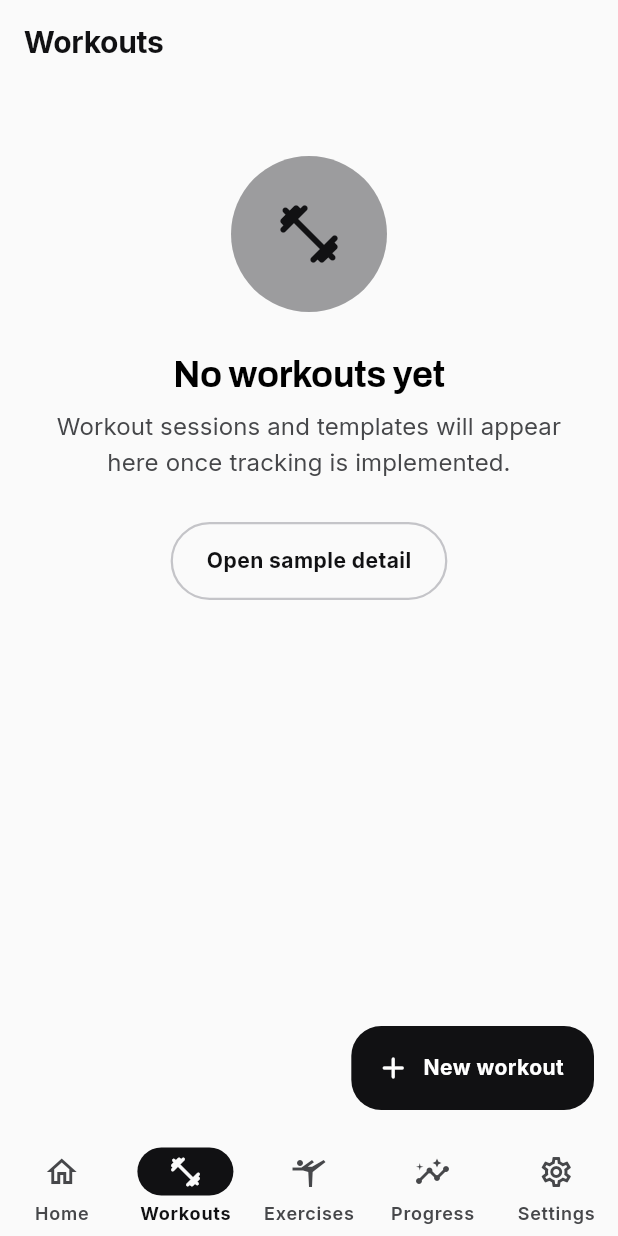
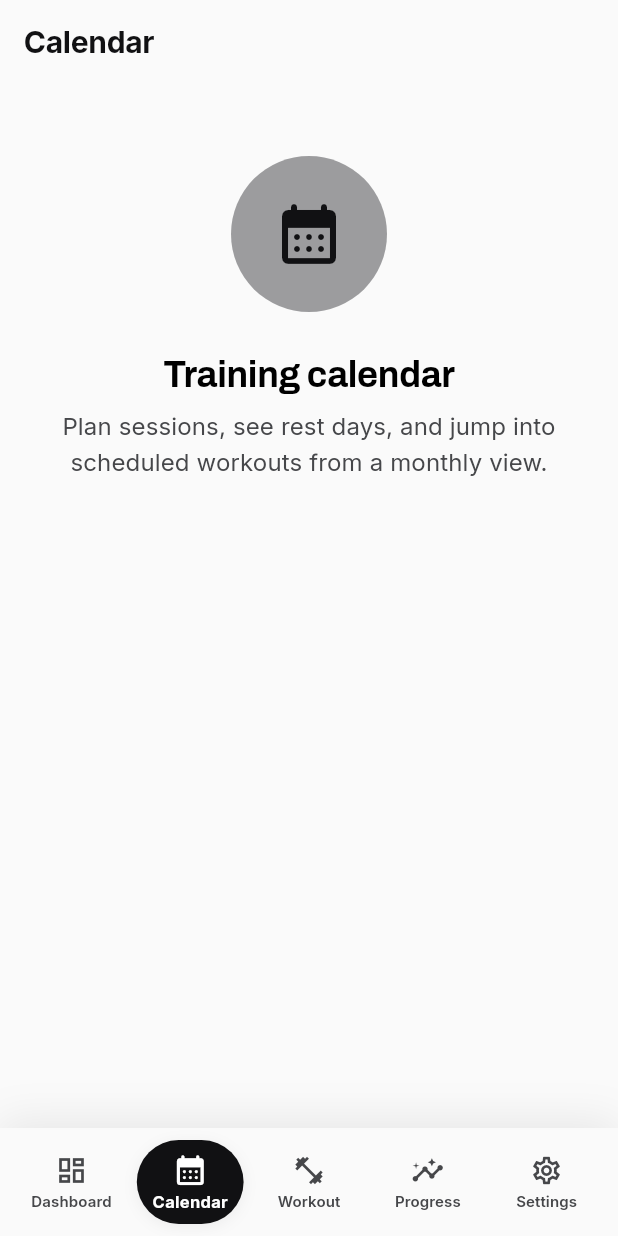
Before and after one commit to SampathNB/workout-tracker, a Flutter app: the screen it shows after launch, item 2 of the bottom bar chosen, on a phone screen of 412 x 824 dp. Run offline on Flutter 3.47's test engine with Material 3 defaults, Android fonts, the phone set to English and light mode, and no system bars; our stand-ins replace flutter_hooks, flutter_riverpod, go_router, google_fonts, hive_ce, hive_ce_flutter and 2 more; accounts and stored records are empty.

Commit message:
Bottom Navigation

```diff
--- a/lib/app/router/app_router.dart
+++ b/lib/app/router/app_router.dart
@@ -4,18 +4,22 @@ import 'package:go_router/go_router.dart';
 
 import 'package:gym_track/app/router/route_names.dart';
 import 'package:gym_track/core/constants/app_constants.dart';
+import 'package:gym_track/core/widgets/animated_branch_container.dart';
 import 'package:gym_track/core/widgets/app_shell.dart';
-import 'package:gym_track/features/exercises/presentation/screens/exercises_screen.dart';
-import 'package:gym_track/features/home/presentation/screens/home_screen.dart';
+import 'package:gym_track/features/calendar/presentation/screens/calendar_screen.dart';
+import 'package:gym_track/features/home/presentation/screens/dashboard_screen.dart';
 import 'package:gym_track/features/progress/presentation/screens/progress_screen.dart';
 import 'package:gym_track/features/settings/presentation/screens/settings_screen.dart';
 import 'package:gym_track/features/splash/presentation/screens/splash_screen.dart';
 import 'package:gym_track/features/workouts/presentation/screens/workout_detail_screen.dart';
-import 'package:gym_track/features/workouts/presentation/screens/workouts_screen.dart';
+import 'package:gym_track/features/workouts/presentation/screens/workout_screen.dart';
 
 final _rootNavigatorKey = GlobalKey<NavigatorState>(debugLabel: 'root');
 
 /// Provides the application [GoRouter] instance.
+///
+/// Shell tabs use [StatefulShellRoute] so each branch keeps its own navigator
+/// stack and scroll/form state across tab switches.
 final appRouterProvider = Provider<GoRouter>((ref) {
   return GoRouter(
     navigatorKey: _rootNavigatorKey,
@@ -27,34 +31,61 @@ final appRouterProvider = Provider<GoRouter>((ref) {
         name: 'splash',
         builder: (context, state) => const _SplashGate(),
       ),
-      StatefulShellRoute.indexedStack(
+      StatefulShellRoute(
         builder: (context, state, navigationShell) {
           return AppShell(navigationShell: navigationShell);
+        },
+        navigatorContainerBuilder: (context, navigationShell, children) {
+          return AnimatedBranchContainer(
+            currentIndex: navigationShell.currentIndex,
+            children: children,
+          );
         },
         branches: [
           StatefulShellBranch(
             routes: [
               GoRoute(
-                path: AppRoutes.home,
-                name: 'home',
-                builder: (context, state) => const HomeScreen(),
+                path: AppRoutes.dashboard,
+                name: 'dashboard',
+                pageBuilder: (context, state) => _fadeSlidePage(
+                  state: state,
+                  child: const DashboardScreen(),
+                ),
               ),
             ],
           ),
           StatefulShellBranch(
             routes: [
               GoRoute(
-                path: AppRoutes.workouts,
-                name: 'workouts',
-                builder: (context, state) => const WorkoutsScreen(),
+                path: AppRoutes.calendar,
+                name: 'calendar',
+                pageBuilder: (context, state) => _fadeSlidePage(
+                  state: state,
+                  child: const CalendarScreen(),
+                ),
+              ),
+            ],
+          ),
+          StatefulShellBranch(
+            routes: [
+              GoRoute(
+                path: AppRoutes.workout,
+                name: 'workout',
+                pageBuilder: (context, state) => _fadeSlidePage(
+                  state: state,
+                  child: const WorkoutScreen(),
+                ),
                 routes: [
                   GoRoute(
                     path: ':id',
                     name: 'workoutDetail',
                     parentNavigatorKey: _rootNavigatorKey,
-                    builder: (context, state) {
+                    pageBuilder: (context, state) {
                       final id = state.pathParameters['id'] ?? '';
-                      return WorkoutDetailScreen(workoutId: id);
+                      return _fadeSlidePage(
+                        state: state,
+                        child: WorkoutDetailScreen(workoutId: id),
+                      );
                     },
                   ),
                 ],
@@ -64,18 +95,12 @@ final appRouterProvider = Provider<GoRouter>((ref) {
           StatefulShellBranch(
             routes: [
               GoRoute(
-                path: AppRoutes.exercises,
-                name: 'exercises',
-                builder: (context, state) => const ExercisesScreen(),
-              ),
-            ],
-          ),
-          StatefulShellBranch(
-            routes: [
-              GoRoute(
                 path: AppRoutes.progress,
                 name: 'progress',
-                builder: (context, state) => const ProgressScreen(),
+                pageBuilder: (context, state) => _fadeSlidePage(
+                  state: state,
+                  child: const ProgressScreen(),
+                ),
               ),
             ],
           ),
@@ -84,7 +109,10 @@ final appRouterProvider = Provider<GoRouter>((ref) {
               GoRoute(
                 path: AppRoutes.settings,
                 name: 'settings',
-                builder: (context, state) => const SettingsScreen(),
+                pageBuilder: (context, state) => _fadeSlidePage(
+                  state: state,
+                  child: const SettingsScreen(),
+                ),
               ),
             ],
           ),
@@ -100,8 +128,8 @@ final appRouterProvider = Provider<GoRouter>((ref) {
             Text(state.error?.toString() ?? 'Page not found'),
             const SizedBox(height: 16),
             FilledButton(
-              onPressed: () => context.go(AppRoutes.home),
-              child: const Text('Go home'),
+              onPressed: () => context.go(AppRoutes.dashboard),
+              child: const Text('Go to dashboard'),
             ),
           ],
         ),
@@ -109,6 +137,37 @@ final appRouterProvider = Provider<GoRouter>((ref) {
     ),
   );
 });
+
+/// Shared fade + slight upward slide for route pushes (e.g. workout detail).
+CustomTransitionPage<void> _fadeSlidePage({
+  required GoRouterState state,
+  required Widget child,
+}) {
+  return CustomTransitionPage<void>(
+    key: state.pageKey,
+    name: state.name,
+    child: child,
+    transitionDuration: const Duration(milliseconds: 280),
+    reverseTransitionDuration: const Duration(milliseconds: 220),
+    transitionsBuilder: (context, animation, secondaryAnimation, child) {
+      final curved = CurvedAnimation(
+        parent: animation,
+        curve: Curves.easeOutCubic,
+        reverseCurve: Curves.easeInCubic,
+      );
+      return FadeTransition(
+        opacity: curved,
+        child: SlideTransition(
+          position: Tween<Offset>(
+            begin: const Offset(0, 0.03),
+            end: Offset.zero,
+          ).animate(curved),
+          child: child,
+        ),
+      );
+    },
+  );
+}
 
 /// Shows splash, then navigates into the main shell.
 class _SplashGate extends StatefulWidget {
@@ -124,7 +183,7 @@ class _SplashGateState extends State<_SplashGate> {
     super.initState();
     Future<void>.delayed(AppConstants.splashDuration, () {
       if (!mounted) return;
-      context.go(AppRoutes.home);
+      context.go(AppRoutes.dashboard);
     });
   }
 
--- a/lib/app/router/route_names.dart
+++ b/lib/app/router/route_names.dart
@@ -1,12 +1,21 @@
 /// Central route path constants for GoRouter.
 abstract final class AppRoutes {
   static const String splash = '/splash';
-  static const String home = '/home';
-  static const String workouts = '/workouts';
-  static const String workoutDetail = '/workouts/:id';
-  static const String exercises = '/exercises';
+  static const String dashboard = '/dashboard';
+  static const String calendar = '/calendar';
+  static const String workout = '/workout';
+  static const String workoutDetail = '/workout/:id';
   static const String progress = '/progress';
   static const String settings = '/settings';
 
-  static String workoutDetailPath(String id) => '/workouts/$id';
+  static String workoutDetailPath(String id) => '/workout/$id';
 }
+
+/// Shell tab indices — keep in sync with [StatefulShellRoute] branch order.
+abstract final class ShellTabs {
+  static const int dashboard = 0;
+  static const int calendar = 1;
+  static const int workout = 2;
+  static const int progress = 3;
+  static const int settings = 4;
+}
--- /dev/null
+++ b/lib/core/widgets/animated_bottom_nav.dart
@@ -0,0 +1,188 @@
+import 'package:flutter/material.dart';
+import 'package:flutter/services.dart';
+
+import 'package:gym_track/app/theme/app_accents.dart';
+import 'package:gym_track/app/theme/app_motion.dart';
+import 'package:gym_track/app/theme/app_radius.dart';
+import 'package:gym_track/app/theme/app_spacing.dart';
+
+/// Destination metadata for [AnimatedBottomNav].
+class NavDestination {
+  const NavDestination({
+    required this.label,
+    required this.icon,
+    required this.selectedIcon,
+  });
+
+  final String label;
+  final IconData icon;
+  final IconData selectedIcon;
+}
+
+/// Premium animated bottom navigation with a sliding pill indicator,
+/// icon scale, and label fade — Nike Training Club inspired.
+class AnimatedBottomNav extends StatelessWidget {
+  const AnimatedBottomNav({
+    required this.destinations,
+    required this.selectedIndex,
+    required this.onDestinationSelected,
+    super.key,
+  });
+
+  final List<NavDestination> destinations;
+  final int selectedIndex;
+  final ValueChanged<int> onDestinationSelected;
+
+  @override
+  Widget build(BuildContext context) {
+    final scheme = Theme.of(context).colorScheme;
+    final accents = context.accents;
+    final bottomInset = MediaQuery.paddingOf(context).bottom;
+
+    return DecoratedBox(
+      decoration: BoxDecoration(
+        color: scheme.surface,
+        boxShadow: [
+          BoxShadow(
+            color: scheme.shadow.withValues(alpha: 0.08),
+            blurRadius: 24,
+            offset: const Offset(0, -4),
+          ),
+        ],
+      ),
+      child: Padding(
+        padding: EdgeInsets.only(bottom: bottomInset),
+        child: SizedBox(
+          height: 72,
+          child: Padding(
+            padding: const EdgeInsets.symmetric(
+              horizontal: AppSpacing.sm,
+              vertical: AppSpacing.sm,
+            ),
+            child: LayoutBuilder(
+              builder: (context, constraints) {
+                final itemWidth = constraints.maxWidth / destinations.length;
+
+                return Stack(
+                  children: [
+                    // Sliding indicator pill
+                    AnimatedPositioned(
+                      duration: AppDurations.normal,
+                      curve: AppCurves.emphasized,
+                      left: itemWidth * selectedIndex + AppSpacing.xs,
+                      top: 0,
+                      bottom: 0,
+                      width: itemWidth - AppSpacing.sm,
+                      child: DecoratedBox(
+                        decoration: BoxDecoration(
+                          color: scheme.primary,
+                          borderRadius: AppRadius.allPill,
+                          boxShadow: accents.shadowSm,
+                        ),
+                      ),
+                    ),
+                    Row(
+                      children: [
+                        for (var i = 0; i < destinations.length; i++)
+                          Expanded(
+                            child: _NavItem(
+                              destination: destinations[i],
+                              selected: i == selectedIndex,
+                              onTap: () {
+                                if (i == selectedIndex) return;
+                                HapticFeedback.selectionClick();
+                                onDestinationSelected(i);
+                              },
+                            ),
+                          ),
+                      ],
+                    ),
+                  ],
+                );
+              },
+            ),
+          ),
+        ),
+      ),
+    );
+  }
+}
+
+class _NavItem extends StatelessWidget {
+  const _NavItem({
+    required this.destination,
+    required this.selected,
+    required this.onTap,
+  });
+
+  final NavDestination destination;
+  final bool selected;
+  final VoidCallback onTap;
+
+  @override
+  Widget build(BuildContext context) {
+    final scheme = Theme.of(context).colorScheme;
+    final theme = Theme.of(context);
+    final activeColor = scheme.onPrimary;
+    final inactiveColor = scheme.onSurfaceVariant;
+
+    return Material(
+      color: Colors.transparent,
+      child: InkWell(
+        onTap: onTap,
+        borderRadius: AppRadius.allPill,
+        splashColor: scheme.onSurface.withValues(alpha: 0.08),
+        highlightColor: Colors.transparent,
+        child: Padding(
+          padding: const EdgeInsets.symmetric(vertical: AppSpacing.xs),
+          child: Column(
+            mainAxisAlignment: MainAxisAlignment.center,
+            children: [
+              AnimatedScale(
+                scale: selected ? 1.08 : 1,
+                duration: AppDurations.fast,
+                curve: AppCurves.emphasized,
+                child: AnimatedSwitcher(
+                  duration: AppDurations.fast,
+                  switchInCurve: AppCurves.decelerate,
+                  switchOutCurve: AppCurves.accelerate,
+                  transitionBuilder: (child, animation) {
+                    return FadeTransition(
+                      opacity: animation,
+                      child: ScaleTransition(
+                        scale: animation,
+                        child: child,
+                      ),
+                    );
+                  },
+                  child: Icon(
+                    selected ? destination.selectedIcon : destination.icon,
+                    key: ValueKey('${destination.label}-$selected'),
+                    size: 22,
+                    color: selected ? activeColor : inactiveColor,
+                  ),
+                ),
+              ),
+              const SizedBox(height: AppSpacing.xxs + 1),
+              AnimatedDefaultTextStyle(
+                duration: AppDurations.fast,
+                curve: AppCurves.standard,
+                style: (theme.textTheme.labelSmall ?? const TextStyle()).copyWith(
+                  color: selected ? activeColor : inactiveColor,
+                  fontWeight: selected ? FontWeight.w700 : FontWeight.w600,
+                  fontSize: selected ? 11 : 10,
+                  letterSpacing: selected ? 0.2 : 0.1,
+                ),
+                child: Text(
+                  destination.label,
+                  maxLines: 1,
+                  overflow: TextOverflow.ellipsis,
+                ),
+              ),
+            ],
+          ),
+        ),
+      ),
+    );
+  }
+}
--- /dev/null
+++ b/lib/core/widgets/animated_branch_container.dart
@@ -0,0 +1,145 @@
+import 'package:flutter/material.dart';
+
+import 'package:gym_track/app/theme/app_motion.dart';
+
+/// Keeps every shell branch mounted (state preservation) while animating
+/// fade + directional slide when the active index changes.
+///
+/// Used as GoRouter's [StatefulShellRoute.navigatorContainerBuilder].
+class AnimatedBranchContainer extends StatefulWidget {
+  const AnimatedBranchContainer({
+    required this.currentIndex,
+    required this.children,
+    super.key,
+  });
+
+  final int currentIndex;
+  final List<Widget> children;
+
+  @override
+  State<AnimatedBranchContainer> createState() =>
+      _AnimatedBranchContainerState();
+}
+
+class _AnimatedBranchContainerState extends State<AnimatedBranchContainer>
+    with SingleTickerProviderStateMixin {
+  late final AnimationController _controller;
+  late Animation<double> _fade;
+  late Animation<Offset> _slide;
+
+  late int _displayedIndex;
+  int? _outgoingIndex;
+
+  @override
+  void initState() {
+    super.initState();
+    _displayedIndex = widget.currentIndex;
+    _controller = AnimationController(
+      vsync: this,
+      duration: AppDurations.normal,
+    )..value = 1;
+    _configureTweens(forward: true);
+    _controller.addStatusListener(_onStatus);
+  }
+
+  void _onStatus(AnimationStatus status) {
+    if (status == AnimationStatus.completed && _outgoingIndex != null) {
+      setState(() => _outgoingIndex = null);
+    }
+  }
+
+  @override
+  void didUpdateWidget(covariant AnimatedBranchContainer oldWidget) {
+    super.didUpdateWidget(oldWidget);
+    if (widget.currentIndex == oldWidget.currentIndex) return;
+
+    _outgoingIndex = oldWidget.currentIndex;
+    _displayedIndex = widget.currentIndex;
+    final forward = widget.currentIndex > oldWidget.currentIndex;
+    _configureTweens(forward: forward);
+    _controller.forward(from: 0);
+  }
+
+  void _configureTweens({required bool forward}) {
+    _fade = CurvedAnimation(
+      parent: _controller,
+      curve: AppCurves.decelerate,
+    );
+    _slide = Tween<Offset>(
+      begin: Offset(forward ? 0.04 : -0.04, 0),
+      end: Offset.zero,
+    ).animate(
+      CurvedAnimation(parent: _controller, curve: AppCurves.decelerate),
+    );
+  }
+
+  @override
+  void dispose() {
+    _controller
+      ..removeStatusListener(_onStatus)
+      ..dispose();
+    super.dispose();
+  }
+
+  @override
+  Widget build(BuildContext context) {
+    return Stack(
+      fit: StackFit.expand,
+      children: [
+        for (var i = 0; i < widget.children.length; i++)
+          _BranchSlot(
+            key: ValueKey('branch-$i'),
+            active: i == _displayedIndex,
+            outgoing: i == _outgoingIndex,
+            fade: _fade,
+            slide: _slide,
+            child: widget.children[i],
+          ),
+      ],
+    );
+  }
+}
+
+class _BranchSlot extends StatelessWidget {
+  const _BranchSlot({
+    required this.active,
+    required this.outgoing,
+    required this.fade,
+    required this.slide,
+    required this.child,
+    super.key,
+  });
+
+  final bool active;
+  final bool outgoing;
+  final Animation<double> fade;
+  final Animation<Offset> slide;
+  final Widget child;
+
+  @override
+  Widget build(BuildContext context) {
+    final onStage = active || outgoing;
+
+    Widget content = child;
+    if (active) {
+      content = FadeTransition(
+        opacity: fade,
+        child: SlideTransition(position: slide, child: child),
+      );
+    } else if (outgoing) {
+      content = FadeTransition(
+        opacity: ReverseAnimation(fade),
+        child: IgnorePointer(child: child),
+      );
+    }
+
+    // Keep inactive branches mounted (state preserved) but offstage.
+    return Offstage(
+      offstage: !onStage,
+      child: TickerMode(
+        enabled: active,
+        child: content,
+      ),
+    );
+  }
+}
--- a/lib/core/widgets/app_shell.dart
+++ b/lib/core/widgets/app_shell.dart
@@ -1,9 +1,13 @@
 import 'package:flutter/material.dart';
 import 'package:go_router/go_router.dart';
-import 'package:gym_track/app/router/route_names.dart';
+
+import 'package:gym_track/app/theme/app_spacing.dart';
 import 'package:gym_track/core/utils/responsive.dart';
+import 'package:gym_track/core/widgets/animated_bottom_nav.dart';
 
-/// Adaptive shell: bottom nav on mobile, navigation rail on tablet/desktop.
+/// Adaptive shell: animated bottom nav on mobile, rail on tablet/desktop.
+///
+/// Branch state is preserved by [StatefulShellRoute] + [AnimatedBranchContainer].
 class AppShell extends StatelessWidget {
   const AppShell({
     required this.navigationShell,
@@ -12,62 +16,51 @@ class AppShell extends StatelessWidget {
 
   final StatefulNavigationShell navigationShell;
 
+  static const destinations = [
+    NavDestination(
+      label: 'Dashboard',
+      icon: Icons.dashboard_outlined,
+      selectedIcon: Icons.dashboard_rounded,
+    ),
+    NavDestination(
+      label: 'Calendar',
+      icon: Icons.calendar_month_outlined,
+      selectedIcon: Icons.calendar_month_rounded,
+    ),
+    NavDestination(
+      label: 'Workout',
+      icon: Icons.fitness_center_outlined,
+      selectedIcon: Icons.fitness_center_rounded,
+    ),
+    NavDestination(
+      label: 'Progress',
+      icon: Icons.insights_outlined,
+      selectedIcon: Icons.insights_rounded,
+    ),
+    NavDestination(
+      label: 'Settings',
+      icon: Icons.settings_outlined,
+      selectedIcon: Icons.settings_rounded,
+    ),
+  ];
+
   void _onDestinationSelected(int index) {
     navigationShell.goBranch(
       index,
+      // Tapping the active tab pops nested routes back to the branch root.
       initialLocation: index == navigationShell.currentIndex,
     );
   }
 
   @override
   Widget build(BuildContext context) {
-    const destinations = [
-      _ShellDestination(
-        label: 'Home',
-        icon: Icons.home_outlined,
-        selectedIcon: Icons.home_rounded,
-        path: AppRoutes.home,
-      ),
-      _ShellDestination(
-        label: 'Workouts',
-        icon: Icons.fitness_center_outlined,
-        selectedIcon: Icons.fitness_center_rounded,
-        path: AppRoutes.workouts,
-      ),
-      _ShellDestination(
-        label: 'Exercises',
-        icon: Icons.sports_gymnastics_outlined,
-        selectedIcon: Icons.sports_gymnastics_rounded,
-        path: AppRoutes.exercises,
-      ),
-      _ShellDestination(
-        label: 'Progress',
-        icon: Icons.insights_outlined,
-        selectedIcon: Icons.insights_rounded,
-        path: AppRoutes.progress,
-      ),
-      _ShellDestination(
-        label: 'Settings',
-        icon: Icons.settings_outlined,
-        selectedIcon: Icons.settings_rounded,
-        path: AppRoutes.settings,
-      ),
-    ];
-
     if (Responsive.isMobile(context)) {
       return Scaffold(
         body: navigationShell,
-        bottomNavigationBar: NavigationBar(
+        bottomNavigationBar: AnimatedBottomNav(
+          destinations: destinations,
           selectedIndex: navigationShell.currentIndex,
           onDestinationSelected: _onDestinationSelected,
-          destinations: [
-            for (final d in destinations)
-              NavigationDestination(
-                icon: Icon(d.icon),
-                selectedIcon: Icon(d.selectedIcon),
-                label: d.label,
-              ),
-          ],
         ),
       );
     }
@@ -83,7 +76,7 @@ class AppShell extends StatelessWidget {
                 ? NavigationRailLabelType.none
                 : NavigationRailLabelType.all,
             leading: Padding(
-              padding: const EdgeInsets.symmetric(vertical: 16),
+              padding: const EdgeInsets.symmetric(vertical: AppSpacing.lg),
               child: Icon(
                 Icons.fitness_center_rounded,
                 color: Theme.of(context).colorScheme.primary,
@@ -106,17 +99,3 @@ class AppShell extends StatelessWidget {
     );
   }
 }
-
-class _ShellDestination {
-  const _ShellDestination({
-    required this.label,
-    required this.icon,
-    required this.selectedIcon,
-    required this.path,
-  });
-
-  final String label;
-  final IconData icon;
-  final IconData selectedIcon;
-  final String path;
-}
--- a/lib/core/widgets/widgets.dart
+++ b/lib/core/widgets/widgets.dart
@@ -1,6 +1,8 @@
 /// Barrel export for GymTrack's reusable design-system widgets.
 library;
 
+export 'animated_bottom_nav.dart';
+export 'animated_branch_container.dart';
 export 'app_button.dart';
 export 'app_card.dart';
 export 'app_chip.dart';
--- /dev/null
+++ b/lib/features/calendar/presentation/screens/calendar_screen.dart
@@ -0,0 +1,22 @@
+import 'package:flutter/material.dart';
+
+import 'package:gym_track/core/widgets/placeholder_view.dart';
+
+/// Calendar tab placeholder — training schedule & planned sessions.
+class CalendarScreen extends StatelessWidget {
+  const CalendarScreen({super.key});
+
+  @override
+  Widget build(BuildContext context) {
+    return Scaffold(
+      appBar: AppBar(title: const Text('Calendar')),
+      body: const PlaceholderView(
+        title: 'Training calendar',
+        subtitle:
+            'Plan sessions, see rest days, and jump into scheduled workouts '
+            'from a monthly view.',
+        icon: Icons.calendar_month_rounded,
+      ),
+    );
+  }
+}
--- a/lib/features/home/presentation/screens/home_screen.dart
+++ b/lib/features/home/presentation/screens/dashboard_screen.dart
@@ -4,24 +4,24 @@ import 'package:go_router/go_router.dart';
 import 'package:gym_track/app/router/route_names.dart';
 import 'package:gym_track/core/widgets/placeholder_view.dart';
 
-/// Dashboard placeholder — shell entry point.
-class HomeScreen extends StatelessWidget {
-  const HomeScreen({super.key});
+/// Dashboard tab — shell entry point.
+class DashboardScreen extends StatelessWidget {
+  const DashboardScreen({super.key});
 
   @override
   Widget build(BuildContext context) {
     return Scaffold(
-      appBar: AppBar(title: const Text('Home')),
+      appBar: AppBar(title: const Text('Dashboard')),
       body: PlaceholderView(
         title: 'Welcome to GymTrack',
         subtitle:
-            'Your training dashboard will live here. Start by browsing workouts '
-            'or exploring the exercise library.',
-        icon: Icons.home_rounded,
+            'Your training overview will live here — today’s session, streaks, '
+            'and quick actions.',
+        icon: Icons.dashboard_rounded,
         action: FilledButton.icon(
-          onPressed: () => context.go(AppRoutes.workouts),
+          onPressed: () => context.go(AppRoutes.workout),
           icon: const Icon(Icons.fitness_center_rounded),
-          label: const Text('Browse workouts'),
+          label: const Text('Start workout'),
         ),
       ),
     );
--- a/lib/features/workouts/presentation/screens/workouts_screen.dart
+++ b/lib/features/workouts/presentation/screens/workout_screen.dart
@@ -4,14 +4,14 @@ import 'package:go_router/go_router.dart';
 import 'package:gym_track/app/router/route_names.dart';
 import 'package:gym_track/core/widgets/placeholder_view.dart';
 
-/// Workouts list placeholder.
-class WorkoutsScreen extends StatelessWidget {
-  const WorkoutsScreen({super.key});
+/// Workout tab placeholder — sessions and templates.
+class WorkoutScreen extends StatelessWidget {
+  const WorkoutScreen({super.key});
 
   @override
   Widget build(BuildContext context) {
     return Scaffold(
-      appBar: AppBar(title: const Text('Workouts')),
+      appBar: AppBar(title: const Text('Workout')),
       floatingActionButton: FloatingActionButton.extended(
         onPressed: () => context.push(AppRoutes.workoutDetailPath('new')),
         icon: const Icon(Icons.add_rounded),
```
Also changed, not shown: 10 other files.
